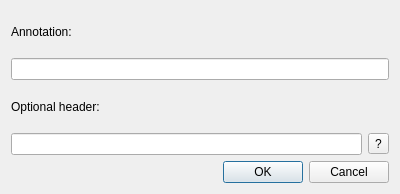
Before: the Qt Designer form annotationeditordialog.ui in adamb924/Gloss, drawn with Qt 5.
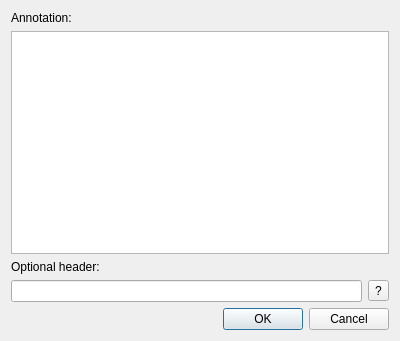
After: the same form once the commit is applied. Custom widgets are drawn as their Qt base class.

Commit message: Better text editor for annotations

Diff of the .ui file:
```diff
--- a/annotationeditordialog.ui
+++ b/annotationeditordialog.ui
@@ -7,7 +7,7 @@
     <x>0</x>
     <y>0</y>
     <width>400</width>
-    <height>194</height>
+    <height>341</height>
    </rect>
   </property>
   <property name="windowTitle">
@@ -22,7 +22,7 @@
     </widget>
    </item>
    <item>
-    <widget class="LingEdit" name="annotationEdit"/>
+    <widget class="LingTextEdit" name="textEdit"/>
    </item>
    <item>
     <widget class="QLabel" name="label">
@@ -63,6 +63,11 @@
    <extends>QLineEdit</extends>
    <header>lingedit.h</header>
   </customwidget>
+  <customwidget>
+   <class>LingTextEdit</class>
+   <extends>QTextEdit</extends>
+   <header>lingtextedit.h</header>
+  </customwidget>
  </customwidgets>
  <resources/>
  <connections>
```
The commit also changes 4 other files.
